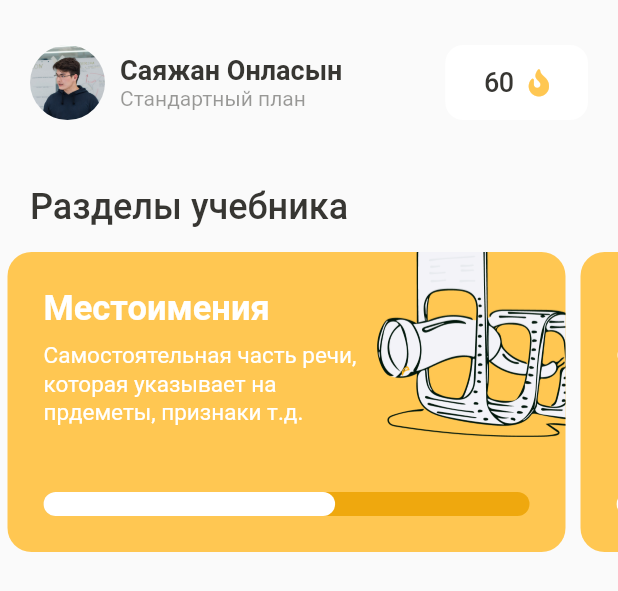
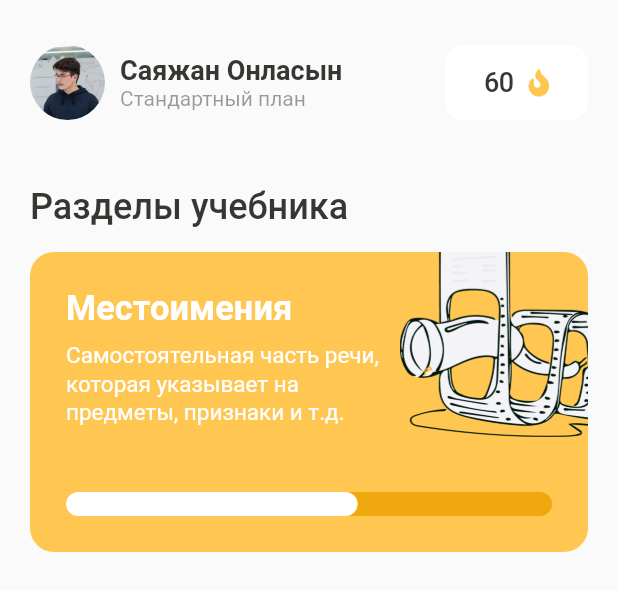
Before and after one commit to Crepiks/nomad-mobile, a Flutter app: the HomeView widget shown alone on an empty page, opened directly, on a phone screen of 412 x 824 dp. Shown: the top 591 px of the screen. Run offline on Flutter 3.47's test engine with Material 2 defaults, Android fonts, the phone set to English and light mode, and no system bars; our stand-ins replace dartz, fl_chart, font_awesome_flutter, mask_text_input_formatter.

Commit message:
feat: add main data models and connect them with chapters cards

```diff
--- /dev/null
+++ b/lib/data/models/chapter.dart
@@ -0,0 +1,80 @@
+import 'package:nomad/data/models/questions/input_question.model.dart';
+import 'package:nomad/data/models/unit.dart';
+
+class Chapter {
+  final int id;
+  final String title;
+  final String description;
+  final List<Unit> units;
+
+  Chapter(
+      {required this.id,
+      required this.title,
+      required this.description,
+      required this.units});
+
+  static List<Chapter> findAll() {
+    List<Unit> units = [
+      Unit(
+          id: 0,
+          theory: Theory(title: "-МЫН/-МІН/-СЫҢ/-СІҢ/-СЫЗ/-СІЗ", items: [
+            TheoryItem(
+                imagePath:
+                    "filesystem:https://docs.google.com/persistent/docs/documents/1NgoMGPGj5DitpdqVfrv9M71BlYR_n99B/image/16D9CYkSDWPLrr2Lv6FvE6w-YsH7lkjAbsTYWrc2twXogpLTC?cacheKey=i.0_16D9CYkSDWPLrr2Lv6FvE6w-YsH7lkjAbsTYWrc2twXogpLTC"),
+            TheoryItem(space: true),
+            TheoryItem(text: TheoryText(text: "Менің атым – Әсел")),
+            TheoryItem(text: TheoryText(text: "Мен – студентпін")),
+            TheoryItem(text: TheoryText(text: "Мен –  жиырма екідемін")),
+            TheoryItem(text: TheoryText(text: "Менің сүйікті түсім  – көк")),
+            TheoryItem(text: TheoryText(text: "Мен – Қазақстандықпын")),
+            TheoryItem(text: TheoryText(text: "Мен Алматыданмын")),
+            TheoryItem(
+                text: TheoryText(
+                    text: "Менің сүйікті спортым – футбол мен  жүзу")),
+            TheoryItem(
+                text: TheoryText(
+                    text: "Менің әкем – дәрігер,  анам – журналист")),
+            TheoryItem(text: TheoryText(text: "Мен өнерге қызығамын")),
+          ]),
+          practice: [
+            Practice(
+              id: 0,
+              title:
+                  "Бір жолға жуан, бір жолға жіңішке жалғауды жалғап бөліп жазыңыз.",
+              description:
+                  "жуан: мен бала+мын, сен аға+сың,.......... жіңішке:сіз әке+сіз, сен жігітсің,............",
+              questions: [
+                InputQuestion("Мен мұғалім", ""),
+                InputQuestion("Сен оқушы", ""),
+                InputQuestion("Сіз ана", ""),
+                InputQuestion("Сен спортшы", ""),
+                InputQuestion("Сіз әнші", ""),
+                InputQuestion("Мен қыз", ""),
+              ],
+            )
+          ])
+    ];
+
+    List<Chapter> chapters = [
+      Chapter(
+          id: 0,
+          title: "Местоимения",
+          description:
+              "Самостоятельная часть речи, которая указывает на предметы, признаки и т.д.",
+          units: units),
+      Chapter(
+          id: 0,
+          title: "Существительные",
+          description: "Это тоже очень важная тема в казахском языке",
+          units: units),
+      Chapter(
+          id: 0,
+          title: "Прилагательные",
+          description:
+              "Даже возможно важнее, чем существительные, поэтому пройдите урок",
+          units: units)
+    ];
+
+    return chapters;
+  }
+}
--- a/lib/data/models/input_question.model.dart
+++ /dev/null
@@ -1,6 +0,0 @@
-class InputQuestion {
-  final String text;
-  final String answer;
-
-  InputQuestion(this.text, this.answer);
-}
--- /dev/null
+++ b/lib/data/models/questions/input_question.model.dart
@@ -0,0 +1,7 @@
+class InputQuestion {
+  final String text;
+  final String answer;
+  final bool wide;
+
+  InputQuestion(this.text, this.answer, {this.wide = false});
+}
--- /dev/null
+++ b/lib/data/models/unit.dart
@@ -0,0 +1,101 @@
+// import 'package:dartz/dartz.dart';
+// import 'package:nomad/data/models/questions/input_question.model.dart';
+// import 'package:nomad/data/models/questions/match_question.model.dart';
+// import 'package:nomad/data/models/questions/one_choice_question.model.dart';
+// import 'package:nomad/data/models/questions/thue_false_question.model.dart';
+
+class Unit {
+  final int id;
+  final Theory theory;
+  final List<Practice> practice;
+
+  Unit({required this.id, required this.theory, required this.practice});
+}
+
+class Theory {
+  final String title;
+  final List<TheoryItem> items;
+
+  Theory({required this.title, required this.items});
+}
+
+class TheoryItem {
+  final TheoryText? text;
+  final String? imagePath;
+  final Table? table;
+  final TheoryList? list;
+  final BorderText? borderText;
+  final bool? space;
+
+  TheoryItem(
+      {this.text,
+      this.imagePath,
+      this.table,
+      this.list,
+      this.borderText,
+      this.space});
+}
+
+class TheoryText {
+  final String text;
+  final bool leftAlignment;
+
+  TheoryText({required this.text, this.leftAlignment = true});
+}
+
+class Table {
+  final String? title;
+  final List<TableRow> rows;
+
+  Table({this.title, required this.rows});
+}
+
+class TableRow {
+  final List<TableCell> cells;
+
+  TableRow({required this.cells});
+}
+
+class TableCell {
+  final String text;
+
+  TableCell({required this.text});
+}
+
+class TheoryList {
+  final String? title;
+  final List<TheoryListItem> items;
+
+  TheoryList({this.title, required this.items});
+}
+
+class TheoryListItem {
+  final String text;
+
+  TheoryListItem({required this.text});
+}
+
+class BorderText {
+  final String? title;
+  final List<String> items;
+
+  BorderText({this.title, required this.items});
+}
+
+class Practice {
+  final int id;
+  final String title;
+  final String? description;
+  // final List<
+  //     Either<
+  //         InputQuestion,
+  //         Either<OneChoiceQuestion,
+  //             Either<TrueFalseQuestion, MatchQuestion>>>> questions;
+  final List questions;
+
+  Practice(
+      {required this.id,
+      required this.title,
+      this.description,
+      required this.questions});
+}
--- a/lib/home/views/components/chapters/chapter_card.dart
+++ b/lib/home/views/components/chapters/chapter_card.dart
@@ -2,7 +2,11 @@ import "package:flutter/material.dart";
 import 'package:nomad/common/colors.dart';
 
 class ChapterCard extends StatelessWidget {
-  const ChapterCard({Key? key}) : super(key: key);
+  const ChapterCard({Key? key, required this.title, required this.description})
+      : super(key: key);
+
+  final String title;
+  final String description;
 
   @override
   Widget build(BuildContext context) {
@@ -10,8 +14,7 @@ class ChapterCard extends StatelessWidget {
 
     return Container(
       padding: EdgeInsets.all(24),
-      width: size.width - 40,
-      margin: EdgeInsets.symmetric(horizontal: 5),
+      margin: EdgeInsets.symmetric(horizontal: 20),
       decoration: BoxDecoration(
           color: AppColors.primaryColor,
           borderRadius: BorderRadius.circular(16),
@@ -29,7 +32,7 @@ class ChapterCard extends StatelessWidget {
               crossAxisAlignment: CrossAxisAlignment.start,
               children: [
                 Text(
-                  "Местоимения",
+                  title,
                   style: TextStyle(
                       color: AppColors.whiteColor,
                       fontSize: 23,
@@ -37,7 +40,7 @@ class ChapterCard extends StatelessWidget {
                 ),
                 SizedBox(height: 8),
                 Text(
-                  "Самостоятельная часть речи, которая указывает на прдеметы, признаки т.д.",
+                  description,
                   style: TextStyle(
                       color: AppColors.whiteColor, fontSize: 15, height: 1.3),
                 )
--- a/lib/home/views/home_view.dart
+++ b/lib/home/views/home_view.dart
@@ -1,5 +1,6 @@
 import "package:flutter/material.dart";
 import 'package:nomad/common/colors.dart';
+import 'package:nomad/data/models/chapter.dart';
 import 'package:nomad/home/views/components/chapters/chapter_card.dart';
 import 'package:nomad/home/views/components/header.dart';
 
@@ -8,6 +9,8 @@ class HomeView extends StatelessWidget {
 
   @override
   Widget build(BuildContext context) {
+    List<Chapter> chapters = Chapter.findAll();
+
     return Container(
       padding: EdgeInsets.only(top: 20),
       child: Column(
@@ -32,16 +35,18 @@ class HomeView extends StatelessWidget {
               ),
               SizedBox(height: 16),
               SizedBox(
-                height: 200,
-                child: ListView(
-                  scrollDirection: Axis.horizontal,
-                  children: [
-                    ChapterCard(),
-                    ChapterCard(),
-                    ChapterCard(),
-                  ],
-                ),
-              )
+                  height: 200,
+                  child: PageView.builder(
+                      scrollDirection: Axis.horizontal,
+                      physics: BouncingScrollPhysics(),
+                      itemCount: chapters.length,
+                      onPageChanged: (index) {},
+                      itemBuilder: (BuildContext context, int index) {
+                        return ChapterCard(
+                          title: chapters[index].title,
+                          description: chapters[index].description,
+                        );
+                      }))
             ],
           )
         ],
--- a/lib/home/views/home_view_old.dart
+++ b/lib/home/views/home_view_old.dart
@@ -1,7 +1,7 @@
 import 'package:flutter/cupertino.dart';
 import 'package:flutter/material.dart';
-import 'package:nomad/data/models/input_question.model.dart';
-import 'package:nomad/data/models/match_question.model.dart';
+import 'package:nomad/data/models/questions/input_question.model.dart';
+import 'package:nomad/data/models/questions/match_question.model.dart';
 import 'package:nomad/home/views/components/header.dart';
 import 'package:nomad/home/views/components/progress_chart.dart';
 import 'package:nomad/home/views/components/repeat_card.dart';
--- a/lib/layouts/components/unit_practice_bottom_actions.dart
+++ b/lib/layouts/components/unit_practice_bottom_actions.dart
@@ -3,7 +3,7 @@ import "package:flutter/material.dart";
 import 'package:font_awesome_flutter/font_awesome_flutter.dart';
 import 'package:nomad/common/colors.dart';
 import 'package:nomad/common/components/action_button.dart';
-import 'package:nomad/data/models/one_choice_question.model.dart';
+import 'package:nomad/data/models/questions/one_choice_question.model.dart';
 import 'package:nomad/layouts/unit_layout.dart';
 
 class UnitBottomActions extends StatelessWidget {
```
Also changed, not shown: lib/data/models/practice.model.dart (+4 -4 lines), lib/data/models/questions/match_question.model.dart (renamed from lib/data/models/match_question.model.dart), lib/data/models/questions/one_choice_question.model.dart (renamed from lib/data/models/one_choice_question.model.dart), lib/data/models/questions/thue_false_question.model.dart (renamed from lib/data/models/thue_false_question.model.dart).
